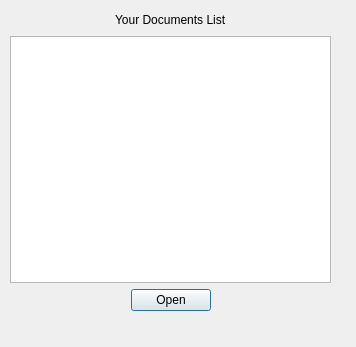
Old version of the form client/OpenDocument.ui in the repository anphetamina/CoText.
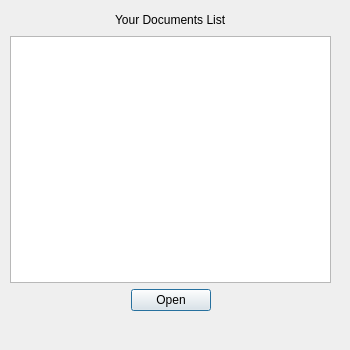
New version of the form.

The edit to the form file:
```diff
--- a/client/OpenDocument.ui
+++ b/client/OpenDocument.ui
@@ -6,10 +6,28 @@
    <rect>
     <x>0</x>
     <y>0</y>
-    <width>356</width>
-    <height>347</height>
+    <width>350</width>
+    <height>350</height>
    </rect>
   </property>
+  <property name="sizePolicy">
+   <sizepolicy hsizetype="Fixed" vsizetype="Fixed">
+    <horstretch>0</horstretch>
+    <verstretch>0</verstretch>
+   </sizepolicy>
+  </property>
+  <property name="minimumSize">
+   <size>
+    <width>350</width>
+    <height>350</height>
+   </size>
+  </property>
+  <property name="maximumSize">
+   <size>
+    <width>350</width>
+    <height>500</height>
+   </size>
+  </property>
   <property name="windowTitle">
    <string>Dialog</string>
   </property>
```
